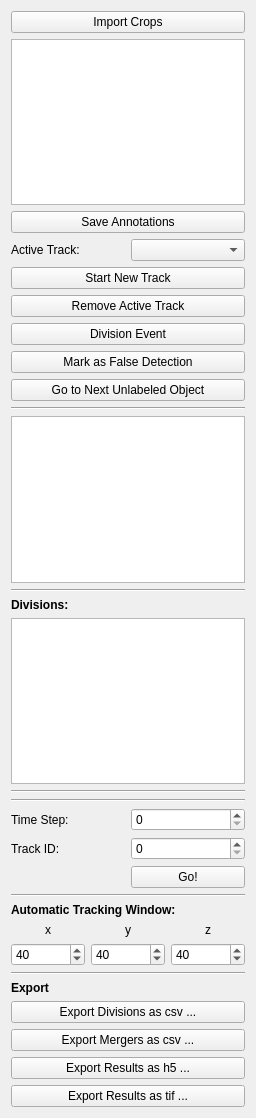
This is ilastik/applets/tracking/annotations/drawer.ui in ilastik/ilastik as Qt 5 draws it before an edit. The edited form follows.
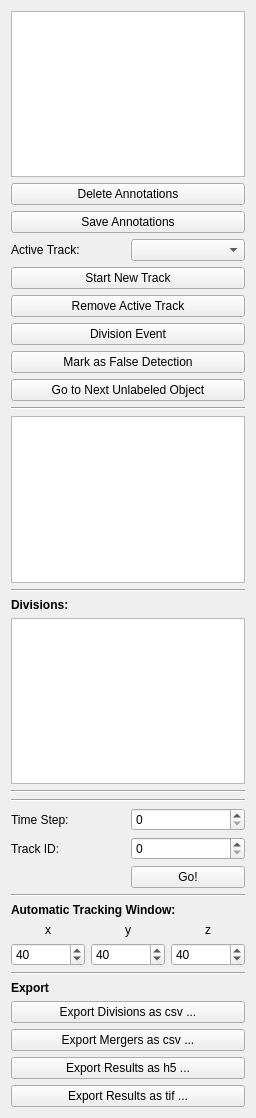
This is the edited form. Custom widgets are drawn as their Qt base class.

Commit message: Adding a crop preserves existing annotatins.

```diff
--- a/ilastik/applets/tracking/annotations/drawer.ui
+++ b/ilastik/applets/tracking/annotations/drawer.ui
@@ -33,22 +33,22 @@
   </property>
   <layout class="QGridLayout" name="gridLayout">
    <item row="0" column="0">
-    <layout class="QVBoxLayout" name="verticalLayout_8">
-     <item>
-      <widget class="QPushButton" name="importCrops">
-       <property name="enabled">
-        <bool>true</bool>
-       </property>
-       <property name="text">
-        <string>Import Crops</string>
-       </property>
-      </widget>
-     </item>
-    </layout>
-   </item>
-   <item row="1" column="0">
     <widget class="CropListView" name="cropListView"/>
    </item>
+   <item row="1" column="0">
+    <layout class="QVBoxLayout" name="verticalLayout_8">
+     <item>
+      <widget class="QPushButton" name="deleteAnnotations">
+       <property name="enabled">
+        <bool>true</bool>
+       </property>
+       <property name="text">
+        <string>Delete Annotations</string>
+       </property>
+      </widget>
+     </item>
+    </layout>
+   </item>
    <item row="2" column="0">
     <layout class="QVBoxLayout" name="verticalLayout_9">
      <item>
```
Left out of the diff: 11 changed lines with no effect on the pictures. The commit also changes 2 other files.
